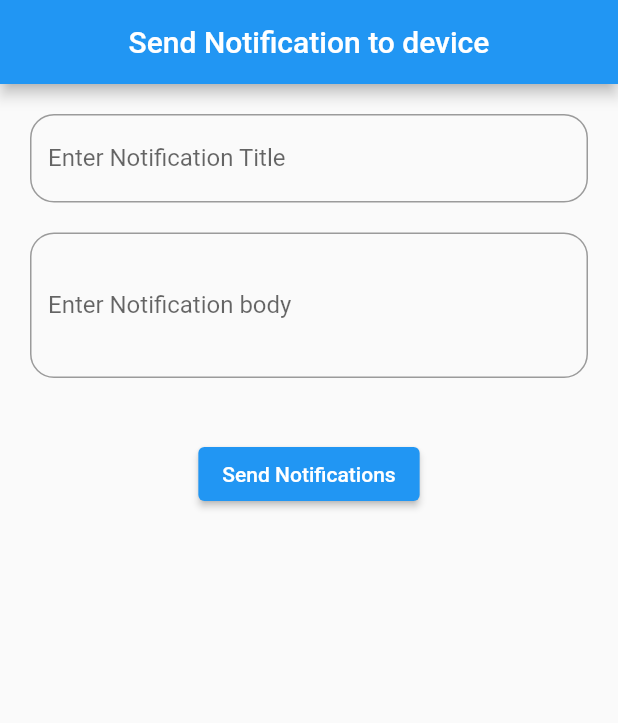
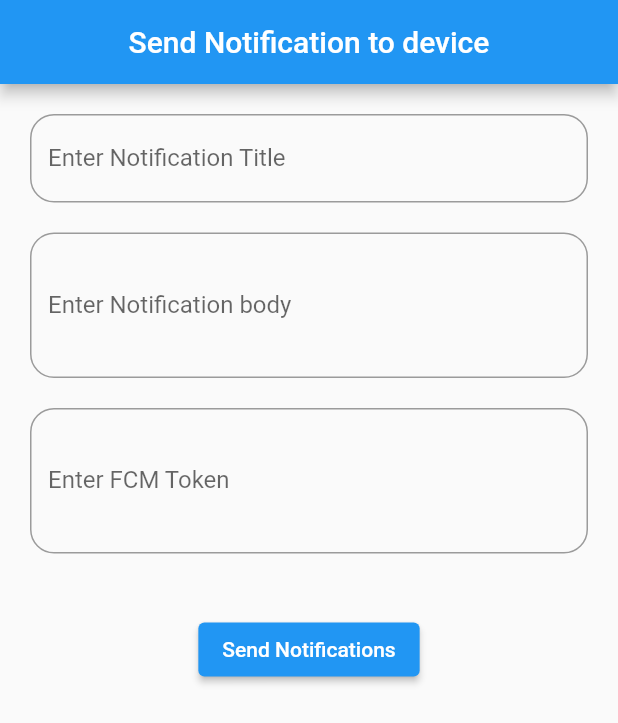
Before and after one commit to Developer-Min-Thant/weather_admin, a Flutter app: the screen it shows after launch, on a phone screen of 412 x 824 dp. Shown: the top 723 px of the screen. Run offline on Flutter 3.47's test engine with Material 2 defaults, Android fonts, the phone set to English and light mode, and no system bars.

Commit message:
Add Dynamic Token

```diff
--- a/lib/send_notification.dart
+++ b/lib/send_notification.dart
@@ -16,11 +16,13 @@ class SendNotificationScreen extends StatefulWidget {
 class _SendNotificationScreenState extends State<SendNotificationScreen> {
   late final TextEditingController title;
   late final TextEditingController body;
+  late final TextEditingController token;
 
   @override
   void initState() {
     title = TextEditingController();
     body = TextEditingController();
+    token = TextEditingController();
     super.initState();
   }
 
@@ -79,6 +81,27 @@ class _SendNotificationScreenState extends State<SendNotificationScreen> {
               ),
 
               Padding(
+                padding: const EdgeInsets.only(bottom: 20.0),
+                child: TextFormField(
+                  key: UniqueKey(),
+                  keyboardType: TextInputType.text,
+                  controller: token,
+                  decoration: InputDecoration(
+                    labelText: 'Enter FCM Token',
+                    hintText: 'FCM Token',
+                    border: OutlineInputBorder(
+                      borderSide: const BorderSide(
+                        width: 1,
+                        color: Colors.white,
+                      ),
+                      borderRadius: BorderRadius.circular(16),
+                    ),
+                  ),
+                  maxLines: 3,
+                ),
+              ),
+
+              Padding(
                 padding: const EdgeInsets.all(20.0),
                 child: isLoading
                     ? const CircularProgressIndicator()
@@ -86,10 +109,11 @@ class _SendNotificationScreenState extends State<SendNotificationScreen> {
                         onPressed: () {
                           String titleText = title.text.trim();
                           String bodyText = body.text.trim();
+                          String tokenText = token.text.trim();
 
-                          if(titleText != "" && bodyText != "") {
+                          if(titleText != "" && bodyText != "" && tokenText != "") {
                             sendPushMessage(
-                              'dhrQv2p-SfmO7sj66DOsCQ:APA91bFW3gkg2BfBjkbVm-q0E9lRw6CsoSnHTx8rVCeoN4Utdya7wksq_ArQ-PP2G77I-bnC3wgxPc8eBWOhOkaUpuw6jn5E5DwBjT2dfyh3IxpwsduI3zE4VWu8QZ6HOFZsChA7lg09',
+                              tokenText,
                               titleText,
                               bodyText);
                             ScaffoldMessenger.of(context).showSnackBar(
```
